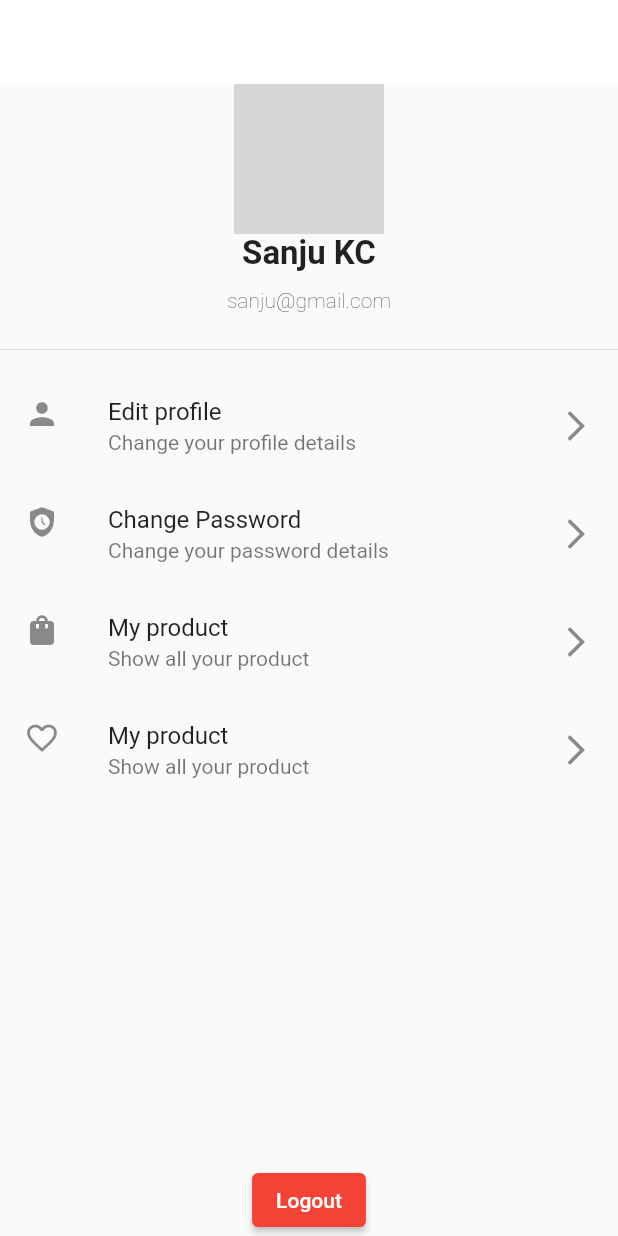
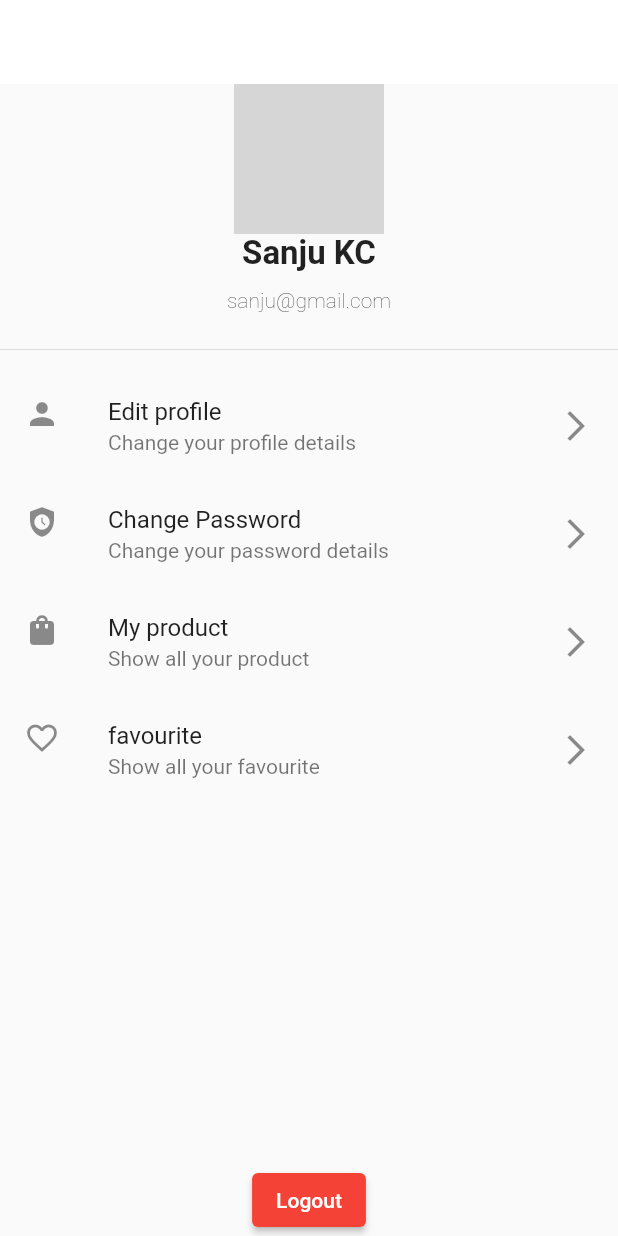
Before and after one commit to kcsanju444/emart, a Flutter app: the ProfileScreen screen opened by its route, on a phone screen of 412 x 824 dp. Run offline on Flutter 3.47's test engine with Material 2 defaults, Android fonts, the phone set to English and light mode, and no system bars; our stand-ins replace awesome_notifications, carousel_slider, cloud_firestore, firebase_auth, firebase_core, firebase_storage and 4 more; missing offline and left inert: mailto; accounts and stored records are empty; grey boxes are pictures that could not be loaded.

Commit message:
Update ProfileScreen.dart

```diff
--- a/lib/screens/ProfileScreen.dart
+++ b/lib/screens/ProfileScreen.dart
@@ -49,7 +49,7 @@ class _ProfileScreenState extends State<ProfileScreen> {
           children: <Widget>[
             const CircleAvatar(
               radius: 50,
-              backgroundImage: AssetImage('assets/images/luffy.jpg'),
+              backgroundImage: AssetImage('assets/images/buddha.jpg'),
             ),
             const Text(
               "Sanju KC",
@@ -70,7 +70,7 @@ class _ProfileScreenState extends State<ProfileScreen> {
                 children: [
                   ListTile(
                     onTap: () {
-                      Navigator.pushNamed(context, '/editprofile');
+                      Navigator.pushNamed(context, '/edit');
                     },
                     leading: Icon(Icons.person),
                     title: Text("Edit profile"),
@@ -88,7 +88,7 @@ class _ProfileScreenState extends State<ProfileScreen> {
                   ),
                   ListTile(
                     onTap: () {
-                      Navigator.pushNamed(context, '/myproduct');
+                      Navigator.pushNamed(context, '/myproducts');
                     },
                     leading: Icon(Icons.shopping_bag),
                     title: Text("My product"),
@@ -100,8 +100,8 @@ class _ProfileScreenState extends State<ProfileScreen> {
                       Navigator.pushNamed(context, '/favourite');
                     },
                     leading: Icon(Icons.favorite_border),
-                    title: Text("My product"),
-                    subtitle: Text("Show all your product"),
+                    title: Text("favourite"),
+                    subtitle: Text("Show all your favourite"),
                     trailing: Icon(Icons.arrow_forward_ios),
                   ),
                 ],
```
